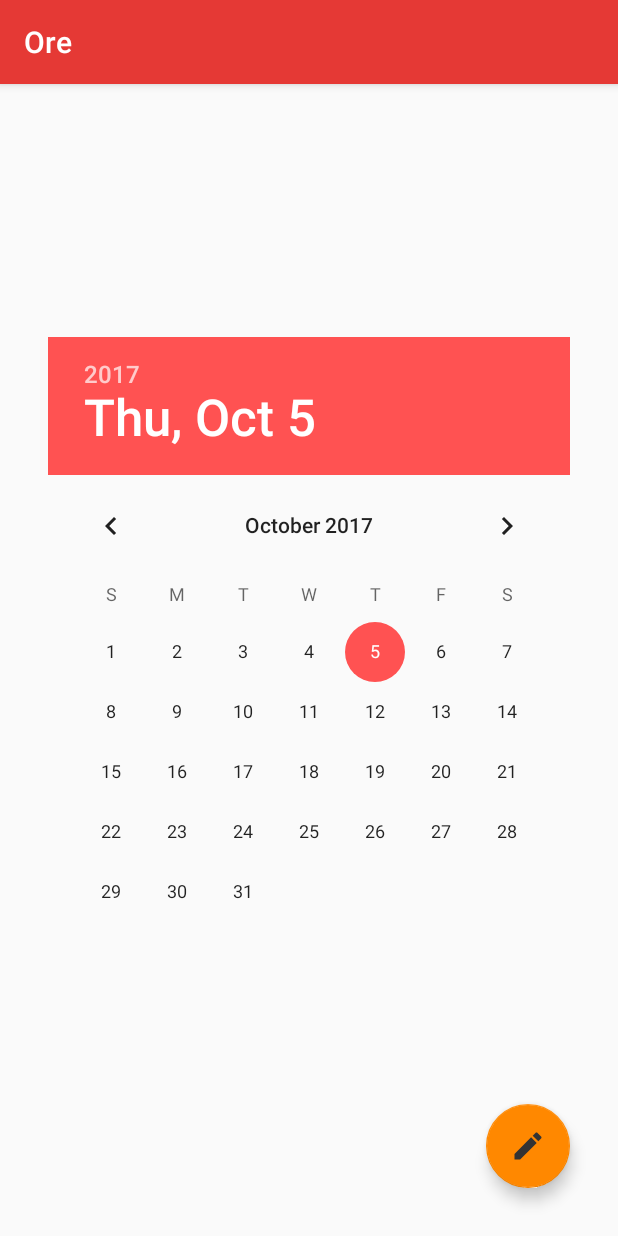
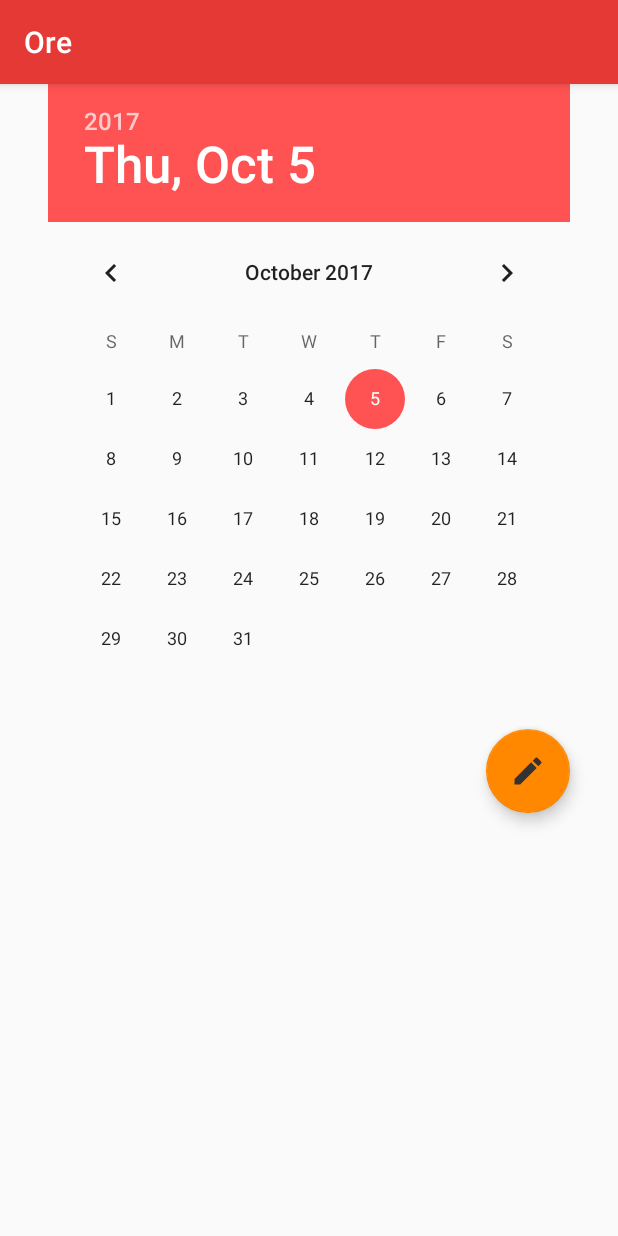
Before and after one commit to Zetandroid/MyJobWallet, an Android app: the OreActivity screen opened directly, with no data from a screen before it, on a phone screen of 412 x 824 dp. Run offline under Robolectric (Android 15) with nearby library versions, the phone set to English and light mode, and no system bars.

Commit message:
altre cose... xD

```diff
--- a/app/src/main/res/layout/activity_ore.xml
+++ b/app/src/main/res/layout/activity_ore.xml
@@ -19,22 +19,20 @@
             android:id="@+id/datePicker"
             android:layout_width="wrap_content"
             android:layout_height="wrap_content"
-            android:layout_centerHorizontal="true"
-            android:layout_centerVertical="true" />
+            android:layout_alignParentTop="true"
+            android:layout_centerHorizontal="true" />
 
         <android.support.design.widget.FloatingActionButton
             android:id="@+id/floatingAddNote"
             android:layout_width="wrap_content"
             android:layout_height="wrap_content"
-            android:layout_alignParentBottom="true"
-            android:layout_alignParentEnd="true"
-            android:layout_marginBottom="32dp"
-            android:layout_marginEnd="32dp"
             android:clickable="true"
             android:onClick="apriInserimentoOre"
             app:backgroundTint="@android:color/holo_orange_dark"
             app:fabSize="normal"
-            app:srcCompat="@drawable/ic_matita" />
+            app:srcCompat="@drawable/ic_matita"
+            android:layout_below="@+id/datePicker"
+            android:layout_alignEnd="@+id/datePicker" />
 
     </RelativeLayout>
 </ScrollView>
```
Also changed, not shown: app/src/main/res/layout/activity_elaborazioni.xml (+3 -6 lines).
